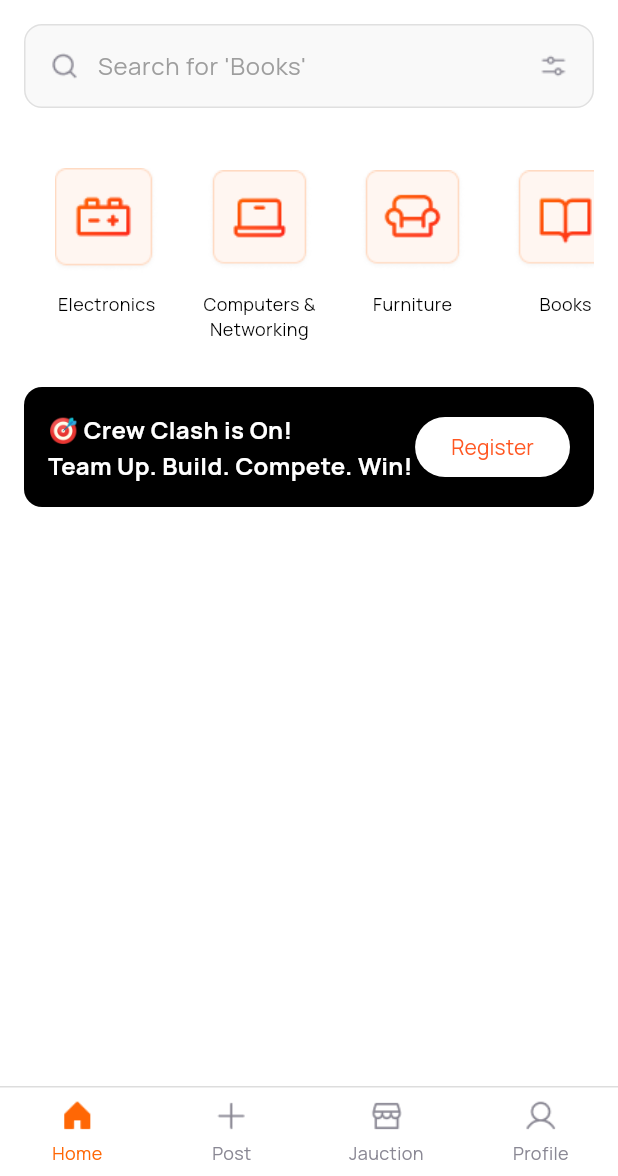
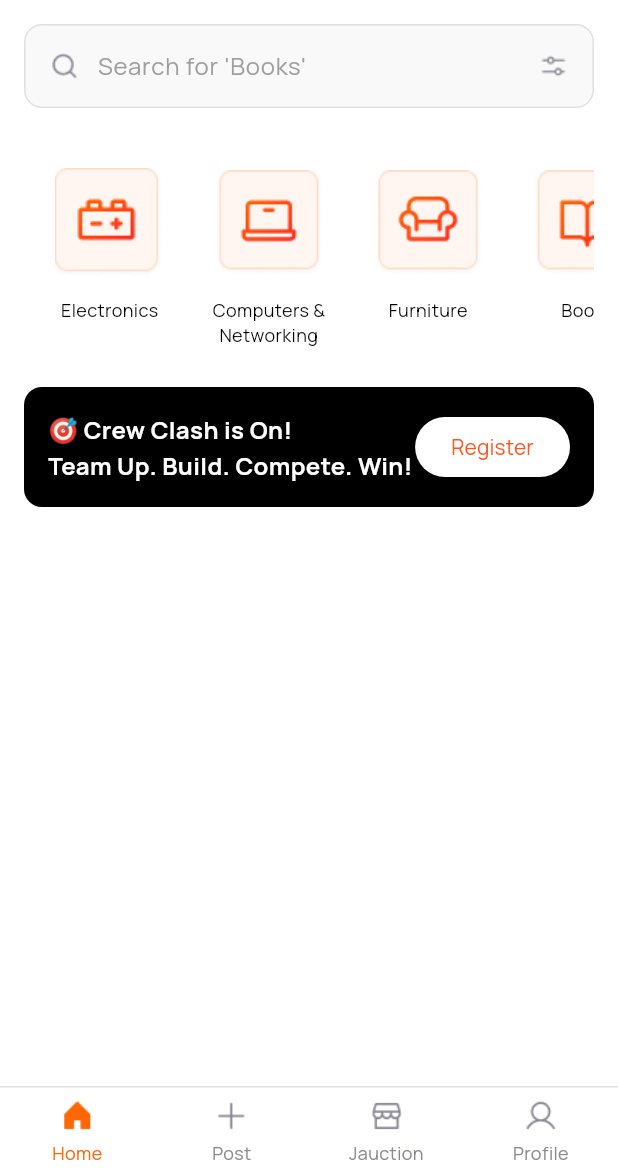
Before and after one commit to Sivareddy0506/FE_JUCTION_TEST, a Flutter app: the screen it shows after launch, on a phone screen of 412 x 824 dp, the part 60-1236 px from its top. Run offline on Flutter 3.47's test engine with Material 3 defaults, Android fonts, the phone set to English and light mode, and no system bars; our stand-ins replace carousel_slider, cloud_firestore, connectivity_plus, firebase_auth, firebase_core, flutter_image_compress and 7 more; missing offline and left inert: razorpay_flutter; accounts and stored records are empty; network calls fail.

Commit message:
fixed hard corded widget for product

```diff
--- a/lib/widgets/category_grid.dart
+++ b/lib/widgets/category_grid.dart
@@ -20,8 +20,9 @@ class CategoryGrid extends StatelessWidget {
 
   @override
   Widget build(BuildContext context) {
+    final itemSize = (MediaQuery.of(context).size.width * 0.18).clamp(48.0, 96.0);
     return SizedBox(
-      height: 130, // Reduced from 100 to 120 to accommodate smaller icons
+      height: itemSize + 34, // image + label + padding
       child: ListView.separated(
         scrollDirection: Axis.horizontal,
         padding: const EdgeInsets.symmetric(horizontal: 12),
--- a/lib/widgets/catergory_item.dart
+++ b/lib/widgets/catergory_item.dart
@@ -18,8 +18,8 @@ class CategoryItem extends StatelessWidget {
           ),
           child: Image.asset(
             imagePath,
-            height: 70, // Increased from 60 to 70
-            width: 70,  // Increased from 60 to 70
+            height: (MediaQuery.of(context).size.width * 0.18).clamp(48.0, 96.0),
+            width: (MediaQuery.of(context).size.width * 0.18).clamp(48.0, 96.0),
             fit: BoxFit.contain,
           ),
         ),
```
Also changed, not shown: lib/screens/products/product_detail.dart (+14 -6 lines), lib/services/view_tracker.dart (added, +14 -0 lines), lib/widgets/products_grid.dart (+11 -2 lines), 1 other file.
